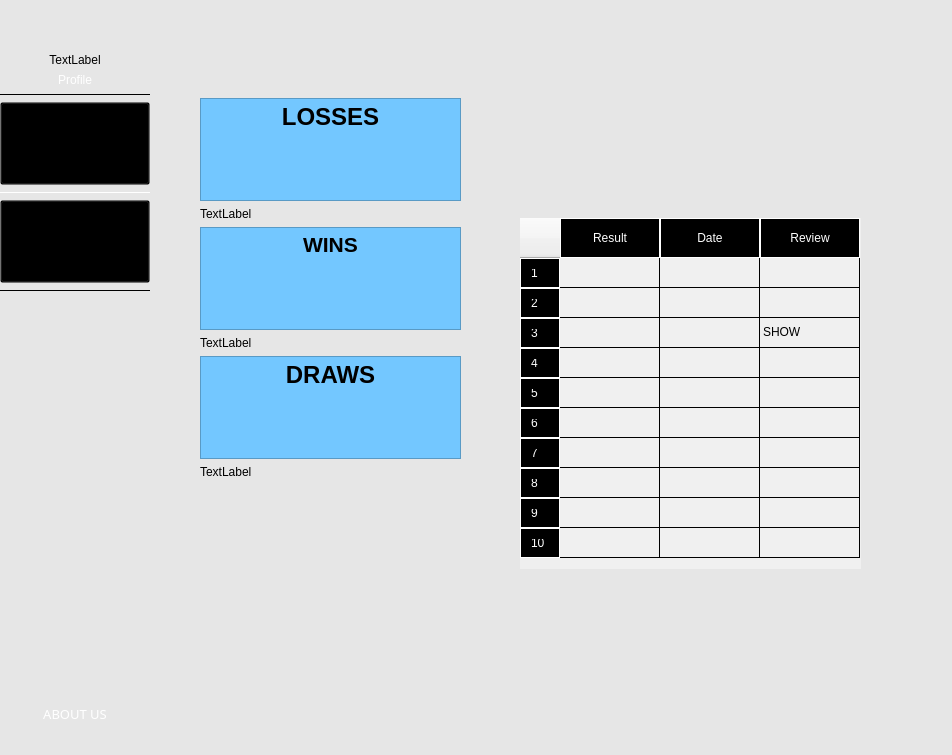
Before: the Qt Designer form Packet_Versions/Packet1/secdialog.ui in ameerlouly/TicTacToe_Embedded2027, drawn with Qt 5.
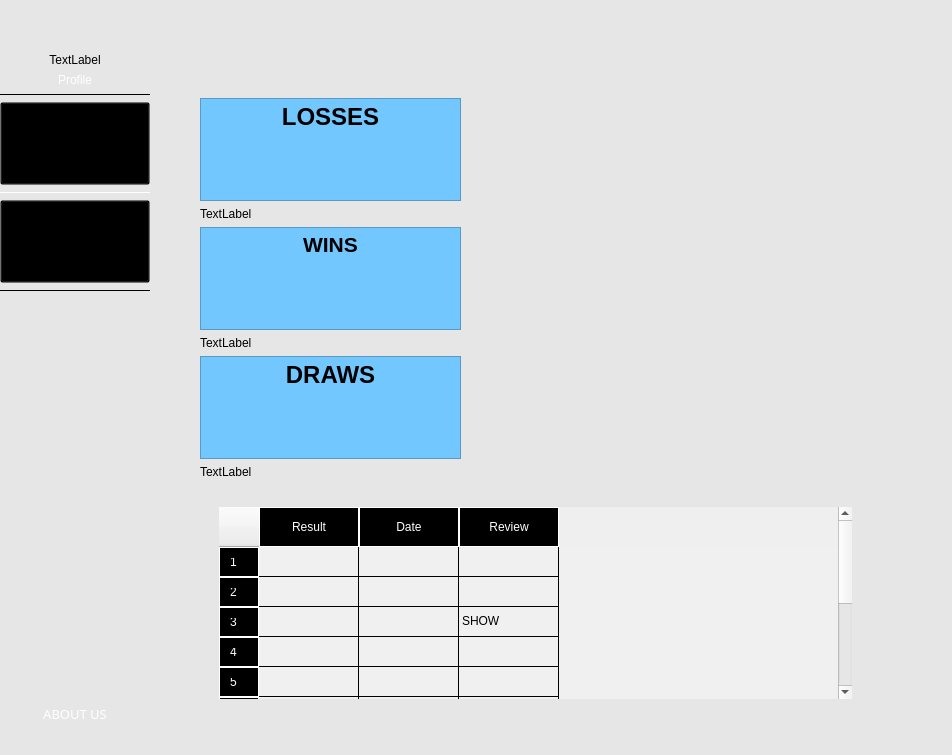
After: the same form once the commit is applied. The open tabs and pages were chosen to show the change. Icons and pictures are not drawn.

```diff
--- a/Packet_Versions/Packet1/secdialog.ui
+++ b/Packet_Versions/Packet1/secdialog.ui
@@ -1843,112 +1843,6 @@
         <zorder>ShureExit</zorder>
        </widget>
        <widget class="QWidget" name="HistoryPage">
-        <widget class="QTableWidget" name="historyTable">
-         <property name="geometry">
-          <rect>
-           <x>370</x>
-           <y>180</y>
-           <width>341</width>
-           <height>351</height>
-          </rect>
-         </property>
-         <property name="sizeIncrement">
-          <size>
-           <width>0</width>
-           <height>1</height>
-          </size>
-         </property>
-         <property name="styleSheet">
-          <string notr="true">QTableWidget
- {
-    background-color: #f0f0f0;
-    gridline-color: black;
-}
-
-QHeaderView::section
-{
-	font: 400 9pt &quot;Montserrat&quot;;
-    background-color: black;
-    color: white;
-	padding: 10px;
-    border:1px  solid white;
-}</string>
-         </property>
-         <property name="frameShape">
-          <enum>QFrame::Shape::NoFrame</enum>
-         </property>
-         <property name="frameShadow">
-          <enum>QFrame::Shadow::Sunken</enum>
-         </property>
-         <property name="lineWidth">
-          <number>1</number>
-         </property>
-         <property name="textElideMode">
-          <enum>Qt::TextElideMode::ElideMiddle</enum>
-         </property>
-         <property name="gridStyle">
-          <enum>Qt::PenStyle::SolidLine</enum>
-         </property>
-         <property name="sortingEnabled">
-          <bool>false</bool>
-         </property>
-         <attribute name="horizontalHeaderMinimumSectionSize">
-          <number>36</number>
-         </attribute>
-         <row/>
-         <row/>
-         <row/>
-         <row/>
-         <row/>
-         <row/>
-         <row/>
-         <row/>
-         <row/>
-         <row/>
-         <column>
-          <property name="text">
-           <string>Result</string>
-          </property>
-         </column>
-         <column>
-          <property name="text">
-           <string>Date</string>
-          </property>
-         </column>
-         <column>
-          <property name="text">
-           <string>Review</string>
-          </property>
-         </column>
-         <item row="0" column="0">
-          <property name="text">
-           <string/>
-          </property>
-          <property name="flags">
-           <set>ItemIsSelectable|ItemIsEditable|ItemIsDragEnabled|ItemIsDropEnabled|ItemIsEnabled</set>
-          </property>
-         </item>
-         <item row="0" column="1">
-          <property name="text">
-           <string/>
-          </property>
-         </item>
-         <item row="0" column="2">
-          <property name="text">
-           <string/>
-          </property>
-         </item>
-         <item row="1" column="2">
-          <property name="text">
-           <string/>
-          </property>
-         </item>
-         <item row="2" column="2">
-          <property name="text">
-           <string>SHOW</string>
-          </property>
-         </item>
-        </widget>
         <widget class="QWidget" name="widget" native="true">
          <property name="geometry">
           <rect>
@@ -2066,6 +1960,121 @@
           </item>
          </layout>
         </widget>
+        <widget class="QStackedWidget" name="stackedWidget_2">
+         <property name="geometry">
+          <rect>
+           <x>60</x>
+           <y>460</y>
+           <width>651</width>
+           <height>210</height>
+          </rect>
+         </property>
+         <widget class="QWidget" name="page">
+          <layout class="QVBoxLayout" name="verticalLayout_12">
+           <item>
+            <widget class="QTableWidget" name="historyTable">
+             <property name="sizeIncrement">
+              <size>
+               <width>0</width>
+               <height>1</height>
+              </size>
+             </property>
+             <property name="styleSheet">
+              <string notr="true">QTableWidget
+ {
+    background-color: #f0f0f0;
+    gridline-color: black;
+}
+
+QHeaderView::section
+{
+	font: 400 9pt &quot;Montserrat&quot;;
+    background-color: black;
+    color: white;
+	padding: 10px;
+    border:1px  solid white;
+}</string>
+             </property>
+             <property name="frameShape">
+              <enum>QFrame::Shape::NoFrame</enum>
+             </property>
+             <property name="frameShadow">
+              <enum>QFrame::Shadow::Sunken</enum>
+             </property>
+             <property name="lineWidth">
+              <number>1</number>
+             </property>
+             <property name="textElideMode">
+              <enum>Qt::TextElideMode::ElideMiddle</enum>
+             </property>
+             <property name="gridStyle">
+              <enum>Qt::PenStyle::SolidLine</enum>
+             </property>
+             <property name="sortingEnabled">
+              <bool>false</bool>
+             </property>
+             <attribute name="horizontalHeaderMinimumSectionSize">
+              <number>36</number>
+             </attribute>
+             <row/>
+             <row/>
+             <row/>
+             <row/>
+             <row/>
+             <row/>
+             <row/>
+             <row/>
+             <row/>
+             <row/>
+             <column>
+              <property name="text">
+               <string>Result</string>
+              </property>
+             </column>
+             <column>
+              <property name="text">
+               <string>Date</string>
+              </property>
+             </column>
+             <column>
+              <property name="text">
+               <string>Review</string>
+              </property>
+             </column>
+             <item row="0" column="0">
+              <property name="text">
+               <string/>
+              </property>
+              <property name="flags">
+               <set>ItemIsSelectable|ItemIsEditable|ItemIsDragEnabled|ItemIsDropEnabled|ItemIsEnabled</set>
+              </property>
+             </item>
+             <item row="0" column="1">
+              <property name="text">
+               <string/>
+              </property>
+             </item>
+             <item row="0" column="2">
+              <property name="text">
+               <string/>
+              </property>
+             </item>
+             <item row="1" column="2">
+              <property name="text">
+               <string/>
+              </property>
+             </item>
+             <item row="2" column="2">
+              <property name="text">
+               <string>SHOW</string>
+              </property>
+             </item>
+            </widget>
+           </item>
+          </layout>
+         </widget>
+         <widget class="QWidget" name="page_2"/>
+        </widget>
        </widget>
        <widget class="QWidget" name="AboutPage">
         <layout class="QVBoxLayout" name="verticalLayout_10">
```
Left out of the diff: 2 changed lines with no effect on the pictures.
